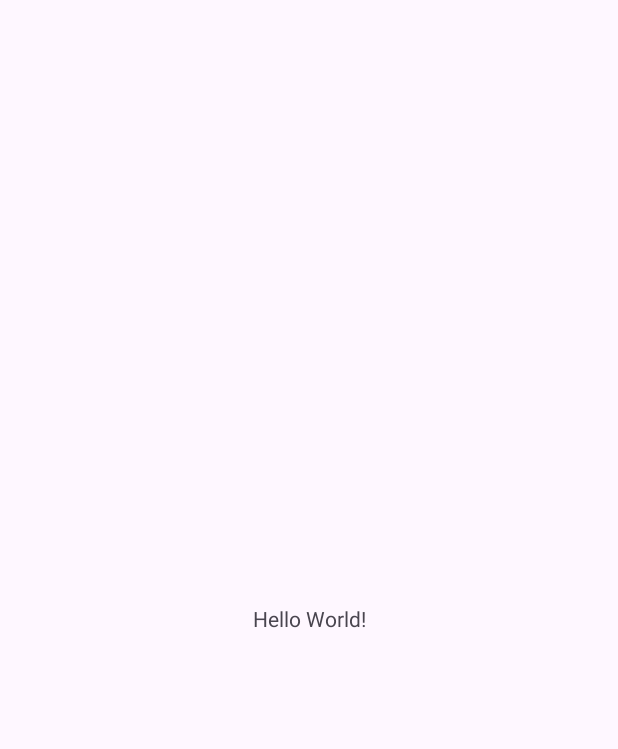
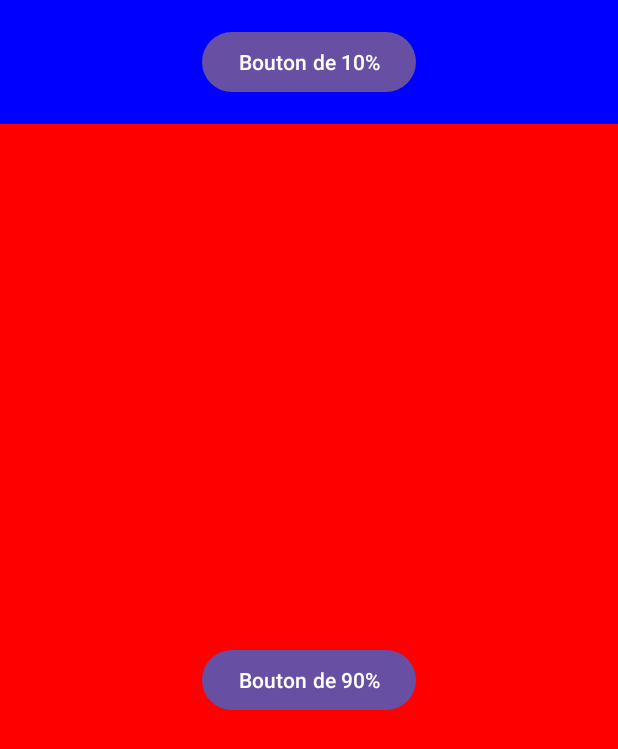
Before and after one commit to visothyouksim/ProjectFragment, an Android app: the screen it shows after launch (MainActivity), on a phone screen of 412 x 824 dp. Before the commit the part shown is almost empty. Shown: the top 749 px of the screen. Run offline under Robolectric (Android 15) with nearby library versions, the phone set to English and light mode, and no system bars.

```diff
--- /dev/null
+++ b/app/src/main/java/com/example/projectfragment/ContentFragment.kt
@@ -0,0 +1,26 @@
+package com.example.projectfragment
+
+import android.os.Bundle
+import android.view.LayoutInflater
+import android.view.View
+import android.view.ViewGroup
+import android.widget.Button
+import android.widget.Toast
+import androidx.fragment.app.Fragment
+
+class ContentFragment : Fragment() {
+
+    override fun onCreateView(
+        inflater: LayoutInflater, container: ViewGroup?,
+        savedInstanceState: Bundle?
+    ): View? {
+        val view = inflater.inflate(R.layout.fragment_content, container, false)
+
+        val buttonContent = view.findViewById<Button>(R.id.button_content)
+        buttonContent.setOnClickListener {
+            Toast.makeText(activity, "Bouton de 90%", Toast.LENGTH_SHORT).show()
+        }
+
+        return view
+    }
+}
--- a/app/src/main/java/com/example/projectfragment/MainActivity.kt
+++ b/app/src/main/java/com/example/projectfragment/MainActivity.kt
@@ -1,20 +1,24 @@
 package com.example.projectfragment
 
 import android.os.Bundle
-import androidx.activity.enableEdgeToEdge
 import androidx.appcompat.app.AppCompatActivity
-import androidx.core.view.ViewCompat
-import androidx.core.view.WindowInsetsCompat
+import androidx.fragment.app.Fragment
+import androidx.fragment.app.FragmentManager
+import androidx.fragment.app.FragmentTransaction
 
 class MainActivity : AppCompatActivity() {
     override fun onCreate(savedInstanceState: Bundle?) {
         super.onCreate(savedInstanceState)
-        enableEdgeToEdge()
         setContentView(R.layout.activity_main)
-        ViewCompat.setOnApplyWindowInsetsListener(findViewById(R.id.main)) { v, insets ->
-            val systemBars = insets.getInsets(WindowInsetsCompat.Type.systemBars())
-            v.setPadding(systemBars.left, systemBars.top, systemBars.right, systemBars.bottom)
-            insets
+
+        if (savedInstanceState == null) {
+            val menuFragment = MenuFragment()
+            val contentFragment = ContentFragment()
+
+            supportFragmentManager.beginTransaction()
+                .add(R.id.menu_fragment_container, menuFragment)
+                .add(R.id.content_fragment_container, contentFragment)
+                .commit()
         }
     }
 }
--- /dev/null
+++ b/app/src/main/java/com/example/projectfragment/MenuFragment.kt
@@ -0,0 +1,26 @@
+package com.example.projectfragment
+
+import android.os.Bundle
+import android.view.LayoutInflater
+import android.view.View
+import android.view.ViewGroup
+import android.widget.Button
+import android.widget.Toast
+import androidx.fragment.app.Fragment
+
+class MenuFragment : Fragment() {
+
+    override fun onCreateView(
+        inflater: LayoutInflater, container: ViewGroup?,
+        savedInstanceState: Bundle?
+    ): View? {
+        val view = inflater.inflate(R.layout.fragment_menu, container, false)
+
+        val buttonMenu = view.findViewById<Button>(R.id.button_menu)
+        buttonMenu.setOnClickListener {
+            Toast.makeText(activity, "Bouton de 10%", Toast.LENGTH_SHORT).show()
+        }
+
+        return view
+    }
+}
--- a/app/src/main/res/layout/activity_main.xml
+++ b/app/src/main/res/layout/activity_main.xml
@@ -2,18 +2,27 @@
 <androidx.constraintlayout.widget.ConstraintLayout xmlns:android="http://schemas.android.com/apk/res/android"
     xmlns:app="http://schemas.android.com/apk/res-auto"
     xmlns:tools="http://schemas.android.com/tools"
-    android:id="@+id/main"
     android:layout_width="match_parent"
     android:layout_height="match_parent"
     tools:context=".MainActivity">
 
-    <TextView
-        android:layout_width="wrap_content"
-        android:layout_height="wrap_content"
-        android:text="Hello World!"
+    <FrameLayout
+        android:id="@+id/menu_fragment_container"
+        android:layout_width="0dp"
+        android:layout_height="0dp"
+        app:layout_constraintTop_toTopOf="parent"
+        app:layout_constraintBottom_toTopOf="@id/content_fragment_container"
+        app:layout_constraintStart_toStartOf="parent"
+        app:layout_constraintEnd_toEndOf="parent"
+        app:layout_constraintHeight_percent="0.1" />
+
+    <FrameLayout
+        android:id="@+id/content_fragment_container"
+        android:layout_width="0dp"
+        android:layout_height="0dp"
+        app:layout_constraintTop_toBottomOf="@id/menu_fragment_container"
         app:layout_constraintBottom_toBottomOf="parent"
-        app:layout_constraintEnd_toEndOf="parent"
         app:layout_constraintStart_toStartOf="parent"
-        app:layout_constraintTop_toTopOf="parent" />
+        app:layout_constraintEnd_toEndOf="parent" />
 
 </androidx.constraintlayout.widget.ConstraintLayout>
--- /dev/null
+++ b/app/src/main/res/layout/fragment_content.xml
@@ -0,0 +1,20 @@
+<?xml version="1.0" encoding="utf-8"?>
+<androidx.constraintlayout.widget.ConstraintLayout xmlns:android="http://schemas.android.com/apk/res/android"
+    android:layout_width="match_parent"
+    android:layout_height="match_parent">
+
+    <LinearLayout xmlns:android="http://schemas.android.com/apk/res/android"
+        android:layout_width="match_parent"
+        android:layout_height="match_parent"
+        android:orientation="vertical"
+        android:gravity="center"
+        android:background="#FF0000">
+
+        <Button
+            android:id="@+id/button_content"
+            android:layout_width="wrap_content"
+            android:layout_height="wrap_content"
+            android:text="Bouton de 90%" />
+    </LinearLayout>
+
+</androidx.constraintlayout.widget.ConstraintLayout>
--- /dev/null
+++ b/app/src/main/res/layout/fragment_menu.xml
@@ -0,0 +1,21 @@
+<?xml version="1.0" encoding="utf-8"?>
+<androidx.constraintlayout.widget.ConstraintLayout xmlns:android="http://schemas.android.com/apk/res/android"
+    android:layout_width="match_parent"
+    android:layout_height="match_parent">
+
+    <LinearLayout xmlns:android="http://schemas.android.com/apk/res/android"
+        android:layout_width="match_parent"
+        android:layout_height="match_parent"
+        android:orientation="vertical"
+        android:gravity="center"
+        android:background="#0000FF">
+
+        <Button
+            android:id="@+id/button_menu"
+            android:layout_width="wrap_content"
+            android:layout_height="wrap_content"
+            android:text="Bouton de 10%" />
+    </LinearLayout>
+
+
+</androidx.constraintlayout.widget.ConstraintLayout>
```
